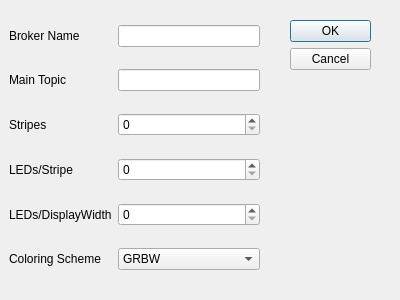
Above: controler/settingswindow.ui from fabian727/MqttAmbi before the change. Below: the same form after it.
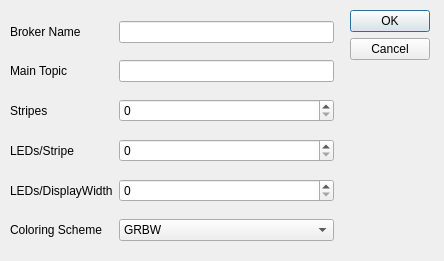
That is the form after the change.

Commit message: cleaned up settings. Every thread can load its needed configuration integrated the settingswindow better into the code (thanks to derivation) cleaned problem with X11's bool

The edit to the form file:
```diff
--- a/controler/settingswindow.ui
+++ b/controler/settingswindow.ui
@@ -6,42 +6,35 @@
    <rect>
     <x>0</x>
     <y>0</y>
-    <width>400</width>
-    <height>300</height>
+    <width>444</width>
+    <height>261</height>
    </rect>
   </property>
+  <property name="sizePolicy">
+   <sizepolicy hsizetype="Minimum" vsizetype="Minimum">
+    <horstretch>0</horstretch>
+    <verstretch>0</verstretch>
+   </sizepolicy>
+  </property>
+  <property name="minimumSize">
+   <size>
+    <width>180</width>
+    <height>0</height>
+   </size>
+  </property>
   <property name="windowTitle">
    <string>Dialog</string>
   </property>
-  <widget class="QDialogButtonBox" name="buttonBox">
-   <property name="geometry">
-    <rect>
-     <x>290</x>
-     <y>20</y>
-     <width>81</width>
-     <height>241</height>
-    </rect>
-   </property>
-   <property name="orientation">
-    <enum>Qt::Vertical</enum>
-   </property>
-   <property name="standardButtons">
-    <set>QDialogButtonBox::Cancel|QDialogButtonBox::Ok</set>
-   </property>
-  </widget>
   <widget class="QWidget" name="gridLayoutWidget">
    <property name="geometry">
     <rect>
-     <x>9</x>
-     <y>9</y>
-     <width>251</width>
-     <height>281</height>
+     <x>10</x>
+     <y>10</y>
+     <width>324</width>
+     <height>247</height>
     </rect>
    </property>
-   <layout class="QGridLayout" name="gridLayout">
-    <item row="3" column="1">
-     <widget class="QSpinBox" name="ledsperstripe"/>
-    </item>
+   <layout class="QGridLayout" name="gridLayout" rowstretch="0,0,0,0,0,0" columnstretch="0,0">
     <item row="0" column="0">
      <widget class="QLabel" name="label_broker">
       <property name="text">
@@ -49,22 +42,11 @@
       </property>
      </widget>
     </item>
-    <item row="1" column="1">
-     <widget class="QLineEdit" name="topic"/>
+    <item row="3" column="1">
+     <widget class="QSpinBox" name="ledsperstripe"/>
     </item>
-    <item row="2" column="0">
-     <widget class="QLabel" name="label_stripes">
-      <property name="text">
-       <string>Stripes</string>
-      </property>
-     </widget>
-    </item>
-    <item row="1" column="0">
-     <widget class="QLabel" name="label_topic">
-      <property name="text">
-       <string>Main Topic</string>
-      </property>
-     </widget>
+    <item row="4" column="1">
+     <widget class="QSpinBox" name="ledsperdisplay"/>
     </item>
     <item row="5" column="1">
      <widget class="QComboBox" name="scheme">
@@ -82,6 +64,29 @@
       </property>
      </widget>
     </item>
+    <item row="0" column="1">
+     <widget class="QLineEdit" name="broker">
+      <property name="minimumSize">
+       <size>
+        <width>100</width>
+        <height>0</height>
+       </size>
+      </property>
+     </widget>
+    </item>
+    <item row="2" column="1">
+     <widget class="QSpinBox" name="stripes"/>
+    </item>
+    <item row="1" column="0">
+     <widget class="QLabel" name="label_topic">
+      <property name="text">
+       <string>Main Topic</string>
+      </property>
+     </widget>
+    </item>
+    <item row="1" column="1">
+     <widget class="QLineEdit" name="topic"/>
+    </item>
     <item row="3" column="0">
      <widget class="QLabel" name="label_ledsperstripe">
       <property name="text">
@@ -89,15 +94,6 @@
       </property>
      </widget>
     </item>
-    <item row="2" column="1">
-     <widget class="QSpinBox" name="stripes"/>
-    </item>
-    <item row="0" column="1">
-     <widget class="QLineEdit" name="broker"/>
-    </item>
-    <item row="4" column="1">
-     <widget class="QSpinBox" name="ledsperdisplay"/>
-    </item>
     <item row="4" column="0">
      <widget class="QLabel" name="label_ledsperdisplay">
       <property name="text">
@@ -105,6 +101,13 @@
       </property>
      </widget>
     </item>
+    <item row="2" column="0">
+     <widget class="QLabel" name="label_stripes">
+      <property name="text">
+       <string>Stripes</string>
+      </property>
+     </widget>
+    </item>
    </layout>
    <zorder>label_stripes</zorder>
    <zorder>label_scheme</zorder>
@@ -119,8 +122,34 @@
    <zorder>ledsperdisplay</zorder>
    <zorder>label_ledsperdisplay</zorder>
   </widget>
-  <zorder>gridLayoutWidget</zorder>
-  <zorder>buttonBox</zorder>
+  <widget class="QDialogButtonBox" name="buttonBox">
+   <property name="geometry">
+    <rect>
+     <x>350</x>
+     <y>10</y>
+     <width>80</width>
+     <height>56</height>
+    </rect>
+   </property>
+   <property name="sizePolicy">
+    <sizepolicy hsizetype="Fixed" vsizetype="Expanding">
+     <horstretch>2</horstretch>
+     <verstretch>0</verstretch>
+    </sizepolicy>
+   </property>
+   <property name="baseSize">
+    <size>
+     <width>0</width>
+     <height>2</height>
+    </size>
+   </property>
+   <property name="orientation">
+    <enum>Qt::Vertical</enum>
+   </property>
+   <property name="standardButtons">
+    <set>QDialogButtonBox::Cancel|QDialogButtonBox::Ok</set>
+   </property>
+  </widget>
  </widget>
  <tabstops>
   <tabstop>broker</tabstop>
```
The commit also changes 16 other files.
